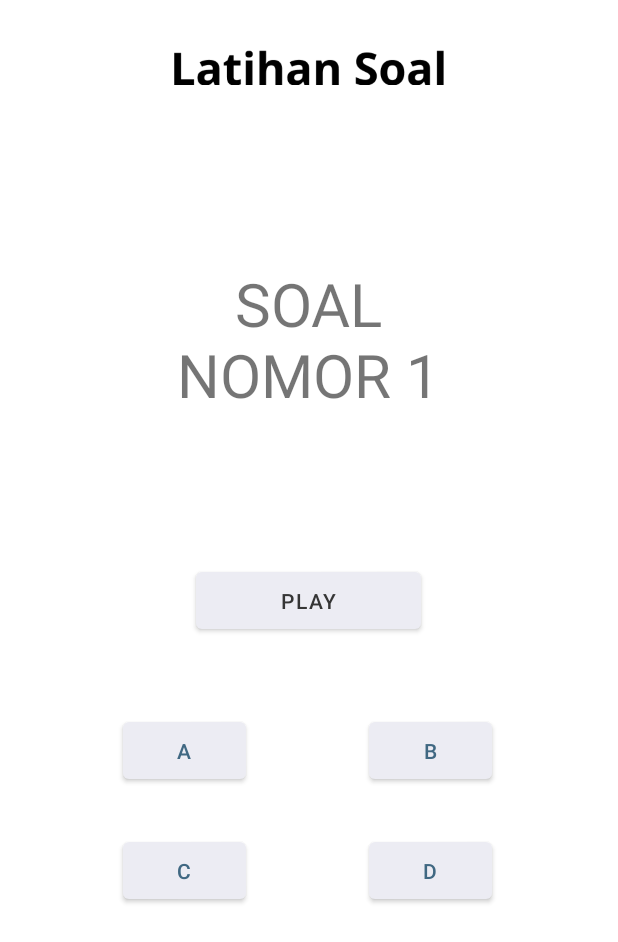
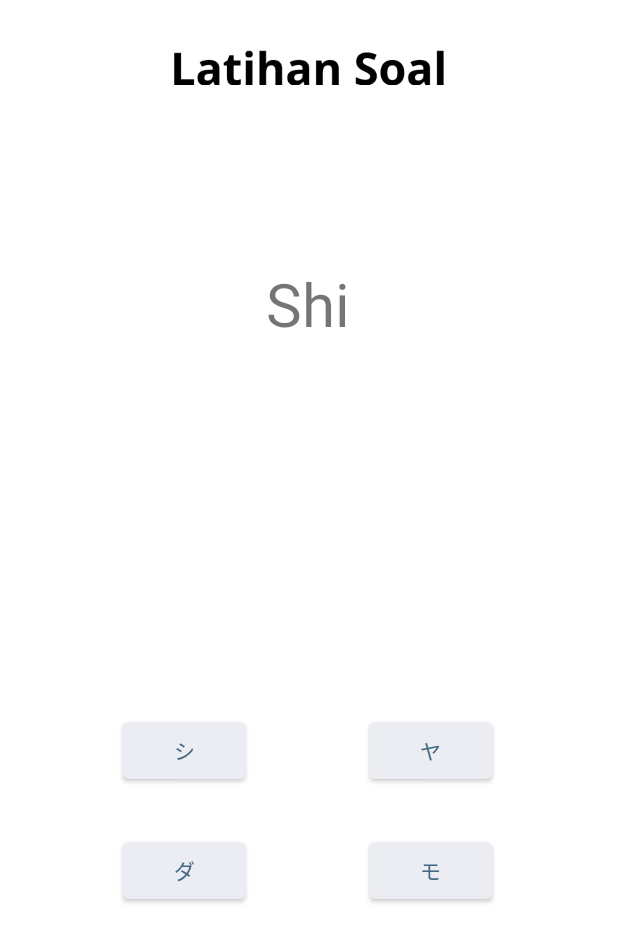
Before and after one commit to indrayana000/Nihongomobile, an Android app: the halaman_soal screen opened directly, with no data from a screen before it, on a phone screen of 412 x 824 dp. Shown: the top 942 px of the screen. Run offline under Robolectric (Android 15) with nearby library versions, the phone set to English and light mode, and no system bars.

Commit message:
Update 4/1/22 20:05
+ Halaman soal dan fungsinya telah ditambahkan

```diff
--- a/app/src/main/java/com/example/nihongo_mobile/DataHelper.java
+++ b/app/src/main/java/com/example/nihongo_mobile/DataHelper.java
@@ -12,34 +12,31 @@ public class DataHelper extends SQLiteOpenHelper{
     public void onCreate(SQLiteDatabase db){
         try{
             String sql = "create table soal" +
-                    "(id int primary key, type text, soal text, " +
-                    "voiceId int, a text, b text, c text, d text, kunci text);";
-            Log.d("Data", "onCreate"+sql);
-            db.execSQL(sql);
-            sql = "create table skor(skor integer)";
+                    "(id integer primary key, type text, soal text, " +
+                    "voiceId integer, a text, b text, c text, d text, kunci text);";
             Log.d("Data", "onCreate"+sql);
             db.execSQL(sql);
             String dataSoal = "INSERT INTO soal VALUES" +
-                    "(0,'text','A',NULL,'あ','お','は','ま','A'),"+
-                    "(1,'text','Hi',NULL,'ま','ひ','せ','ふ','B'),"+
-                    "(2,'text','Ko',NULL,'な','ぬ','こ','は','C'),"+
-                    "(3,'text','み',NULL,'Ra','O','Go','Mi','D'),"+
-                    "(4,'text','ね',NULL,'Ne','No','Wo','Mu','A'),"+
-                    "(5,'text','さ',NULL,'Tsu','Sa','Po','Hi','B'),"+
-                    "(6,'text','No',NULL,'ユ','ロ','ノ','ヘ','C'),"+
-                    "(7,'text','Ha',NULL,'ア','テ','カ','ハ','D'),"+
-                    "(8,'text','Shi',NULL,'シ','ヤ','ダ','モ','A'),"+
-                    "(9,'text','タ',NULL,'Ke','Ta','Za','Ku','B'),"+
-                    "(10,'text','ク',NULL,'He','U','Ku','Ka','C'),"+
-                    "(11,'text','ニ',NULL,'Ge','Bi','Ga','Ni','D'),"+
-                    "(12,'voice',NULL,0,'ぬ','す','ず','え','A'),"+
-                    "(13,'voice',NULL,1,'よ','つ','む','で','B'),"+
-                    "(14,'voice',NULL,2,'ひ','み','と','ご','C'),"+
-                    "(15,'voice',NULL,3,'せ','え','や','ぴ','D'),"+
-                    "(16,'voice',NULL,4,'ダ','イ','パ','メ','A'),"+
-                    "(17,'voice',NULL,5,'ヂ','バ','ウ','デ','B'),"+
-                    "(18,'voice',NULL,6,'ト','ミ','フ','ウ','C'),"+
-                    "(19,'voice',NULL,7,'エ','メ','プ','ソ','D');";
+                    "('0','text','A',NULL,'あ','お','は','ま','A'),"+
+                    "('1','text','Hi',NULL,'ま','ひ','せ','ふ','B'),"+
+                    "('2','text','Ko',NULL,'な','ぬ','こ','は','C'),"+
+                    "('3','text','み',NULL,'Ra','O','Go','Mi','D'),"+
+                    "('4','text','ね',NULL,'Ne','No','Wo','Mu','A'),"+
+                    "('5','text','さ',NULL,'Tsu','Sa','Po','Hi','B'),"+
+                    "('6','text','No',NULL,'ユ','ロ','ノ','ヘ','C'),"+
+                    "('7','text','Ha',NULL,'ア','テ','カ','ハ','D'),"+
+                    "('8','text','Shi',NULL,'シ','ヤ','ダ','モ','A'),"+
+                    "('9','text','タ',NULL,'Ke','Ta','Za','Ku','B'),"+
+                    "('10','text','ク',NULL,'He','U','Ku','Ka','C'),"+
+                    "('11','text','ニ',NULL,'Ge','Bi','Ga','Ni','D'),"+
+                    "('12','voice',NULL,'0','ぬ','す','ず','え','A'),"+
+                    "('13','voice',NULL,'1','よ','つ','む','で','B'),"+
+                    "('14','voice',NULL,'2','ひ','み','と','ご','C'),"+
+                    "('15','voice',NULL,'3','せ','え','や','ぴ','D'),"+
+                    "('16','voice',NULL,'4','ダ','イ','パ','メ','A'),"+
+                    "('17','voice',NULL,'5','ヂ','バ','ウ','デ','B'),"+
+                    "('18','voice',NULL,'6','ト','ミ','フ','ウ','C'),"+
+                    "('19','voice',NULL,'7','エ','メ','プ','ソ','D');";
             db.execSQL(dataSoal);
         }catch (Exception e){
         }
--- a/app/src/main/java/com/example/nihongo_mobile/halaman_audio.java
+++ b/app/src/main/java/com/example/nihongo_mobile/halaman_audio.java
@@ -85,6 +85,5 @@ public class halaman_audio extends AppCompatActivity {
         }catch(Exception e){
             Toast.makeText(getApplicationContext(), "Error + " + e, Toast.LENGTH_SHORT).show();
         }
-
     }
 }
--- a/app/src/main/java/com/example/nihongo_mobile/halaman_soal.java
+++ b/app/src/main/java/com/example/nihongo_mobile/halaman_soal.java
@@ -1,15 +1,214 @@
 package com.example.nihongo_mobile;
 
+import androidx.appcompat.app.AlertDialog;
 import androidx.appcompat.app.AppCompatActivity;
 
+import android.content.DialogInterface;
+import android.database.Cursor;
+import android.database.sqlite.SQLiteDatabase;
+import android.media.MediaPlayer;
 import android.os.Bundle;
+import android.view.View;
+import android.widget.Button;
+import android.widget.TextView;
+import android.widget.Toast;
+
+import java.util.ArrayList;
+import java.util.Arrays;
+import java.util.Collections;
+import java.util.List;
 
 public class halaman_soal extends AppCompatActivity {
-
+    protected Cursor cursor;
+    int jumlah = 0;
+    int nilai = 0;
+    int idVoice;
+    String tipe, soal, jawA, jawB, jawC, jawD, kunci, cekId;
+    TextView txtSoal;
+    Integer[] testArray = new Integer[20];
+    Button btnA, btnB, btnC, btnD, btnAudio;
+    DataHelper dbHelper;
+    MediaPlayer mp;
+    ArrayList<Integer> voices  = new ArrayList<>();
+    public static halaman_soal ma;
     @Override
     protected void onCreate(Bundle savedInstanceState) {
         super.onCreate(savedInstanceState);
         setContentView(R.layout.activity_halaman_soal);
         getSupportActionBar().hide();
+
+        // Deklarasi Button dan TextView
+        btnA = findViewById(R.id.buttonjawaban_1a);
+        btnB = findViewById(R.id.buttonjawaban_1b);
+        btnC = findViewById(R.id.buttonjawaban_1c);
+        btnD = findViewById(R.id.buttonjawaban_1d);
+        btnAudio = findViewById(R.id.button_audio_soal);
+        txtSoal = findViewById(R.id.txtSoal);
+
+        // Deklarasi list audio yang dipakai
+        declareAudio();
+        // Buat array 0-19 lalu acak
+        try {
+            for (Integer i = 0; i < 20; i++){
+                testArray[i] = i;
+            }
+        }catch (Exception e){
+            Toast.makeText(getApplicationContext(), "Error: " + e, Toast.LENGTH_SHORT).show();
+        }
+        List<Integer> array2 = Arrays.asList(testArray);
+        Collections.shuffle(array2);
+
+        ma = this;
+        dbHelper = new DataHelper(this);
+        getSoal(testArray[jumlah]);
+
+        btnAudio.setOnClickListener(new View.OnClickListener() {
+            @Override
+            public void onClick(View view) {
+                try {
+                    mp.seekTo(0);
+                    mp.setOnCompletionListener(new MediaPlayer.OnCompletionListener() {
+                        @Override
+                        public void onCompletion(MediaPlayer mediaPlayer) {
+                            mp.seekTo(0);
+                        }
+                    });
+                    mp.start();
+                }catch (Exception e) {
+                    Toast toast = Toast.makeText(getApplicationContext(), "error: " + e, Toast.LENGTH_SHORT);
+                    toast.show();
+                }
+            }
+        });
+        btnA.setOnClickListener(new View.OnClickListener() {
+            @Override
+            public void onClick(View view) {
+                refreshView("A");
+            }
+        });
+        btnB.setOnClickListener(new View.OnClickListener() {
+            @Override
+            public void onClick(View view) {
+                refreshView("B");
+            }
+        });
+        btnC.setOnClickListener(new View.OnClickListener() {
+            @Override
+            public void onClick(View view) {
+                refreshView("C");
+            }
+        });
+        btnD.setOnClickListener(new View.OnClickListener() {
+            @Override
+            public void onClick(View view) {
+                refreshView("D");
+            }
+        });
+    }
+
+    public void refreshView(String kunjaw){
+        String jawaban = kunjaw;
+        if (jumlah <4){
+            jumlah++;
+            //Toast.makeText(getApplicationContext(), "Jawab: " + jawaban + "\n Kunci Jawaban: " + kunci, Toast.LENGTH_SHORT).show();
+            if (jawaban.equals(kunci)){
+                nilai++;
+            }
+            getSoal(testArray[jumlah]);
+        }else{
+            if (jawaban.equals(kunci)){
+                nilai++;
+            }
+            //Toast.makeText(getApplicationContext(), "Skor = " + String.valueOf(nilai), Toast.LENGTH_SHORT).show();
+            // 1. Instantiate an <code><a href="/reference/android/app/AlertDialog.Builder.html">AlertDialog.Builder</a></code> with its constructor
+            AlertDialog.Builder builder = new AlertDialog.Builder(this);
+
+// 2. Chain together various setter methods to set the dialog characteristics
+            builder.setMessage(String.valueOf(nilai) + " dari 5 jawaban benar!")
+                    .setTitle("Skor")
+                    .setPositiveButton("Tutup", new DialogInterface.OnClickListener() {
+                public void onClick(DialogInterface dialog, int id) {
+                    // User clicked OK button
+                    finish();
+                }
+            });
+
+// 3. Get the <code><a href="/reference/android/app/AlertDialog.html">AlertDialog</a></code> from <code><a href="/reference/android/app/AlertDialog.Builder.html#create()">create()</a></code>
+            AlertDialog dialog = builder.create();
+            dialog.show();
+        }
+    }
+    protected void declareAudio(){
+        try {
+            voices.add(0, R.raw.nu);
+            voices.add(1, R.raw.tsu);
+            voices.add(2, R.raw.to);
+            voices.add(3, R.raw.pi);
+            voices.add(4, R.raw.da);
+            voices.add(5, R.raw.ba);
+            voices.add(6, R.raw.fu);
+            voices.add(7, R.raw.so);
+
+        }catch(Exception e){
+            Toast.makeText(getApplicationContext(), "Error + " + e, Toast.LENGTH_SHORT).show();
+        }
+    }
+    // Retrieve data soal dari database
+    public void getSoal(int nomorID){
+        try {
+            // INDEX DI DATABASE
+            // 0 = id,
+            // 1 = type,
+            // 2 = soal,
+            // 3 = voiceId
+            // 8 = kunci
+
+            // Cek Readable Database
+            SQLiteDatabase db = dbHelper.getReadableDatabase();
+
+            //Ambil value nomorID
+            String angkaSoal = String.valueOf(nomorID);
+
+            // Masukkan nomorID ke dalam sql
+            String SQL = "Select * From soal where id = '" + angkaSoal + "'";
+
+            // Fetch database
+            cursor = db.rawQuery(SQL, null);
+            cursor.moveToFirst();
+            // Ambil tipe soal & kunci jawaban
+            tipe = cursor.getString(1).toString();
+            kunci = cursor.getString(8).toString();
+
+            // Cek tipe soal
+            if(tipe.equals("text")){
+                txtSoal.setVisibility(View.VISIBLE);
+                btnAudio.setVisibility(View.INVISIBLE);
+                soal = cursor.getString(2).toString();
+                txtSoal.setText(soal);
+            }else{
+                txtSoal.setVisibility(View.INVISIBLE);
+                btnAudio.setVisibility(View.VISIBLE);
+                try {
+                    // idVoice = Integer.getInteger(cursor.getString(4).toString());
+                    cekId = cursor.getString(3);
+                    idVoice = Integer.valueOf(cekId);
+                    mp = MediaPlayer.create(getApplicationContext(), voices.get(idVoice));
+                    // btnAudio.setText(String.valueOf(cekId));
+                }catch (Exception e){
+                    Toast.makeText(getApplicationContext(), "Error di AmbilData: " + e, Toast.LENGTH_SHORT).show();
+                }
+            }
+            // 4 = a,
+            // 5 = b,
+            // 6 = c,
+            // 7 = d,
+            btnA.setText(cursor.getString(4).toString());
+            btnB.setText(cursor.getString(5).toString());
+            btnC.setText(cursor.getString(6).toString());
+            btnD.setText(cursor.getString(7).toString());
+
+        }catch (Exception e) {
+            //Toast.makeText(getApplicationContext(), "Error di getSoal: " + e, Toast.LENGTH_SHORT).show();
+        }
     }
 }
--- a/app/src/main/res/layout/activity_halaman_soal.xml
+++ b/app/src/main/res/layout/activity_halaman_soal.xml
@@ -48,6 +48,7 @@
 
 
             <TextView
+                android:id="@+id/txtSoal"
                 android:layout_width="250dp"
                 android:layout_height="150dp"
                 android:layout_gravity="center"
```
Also changed, not shown: 8 other files.
